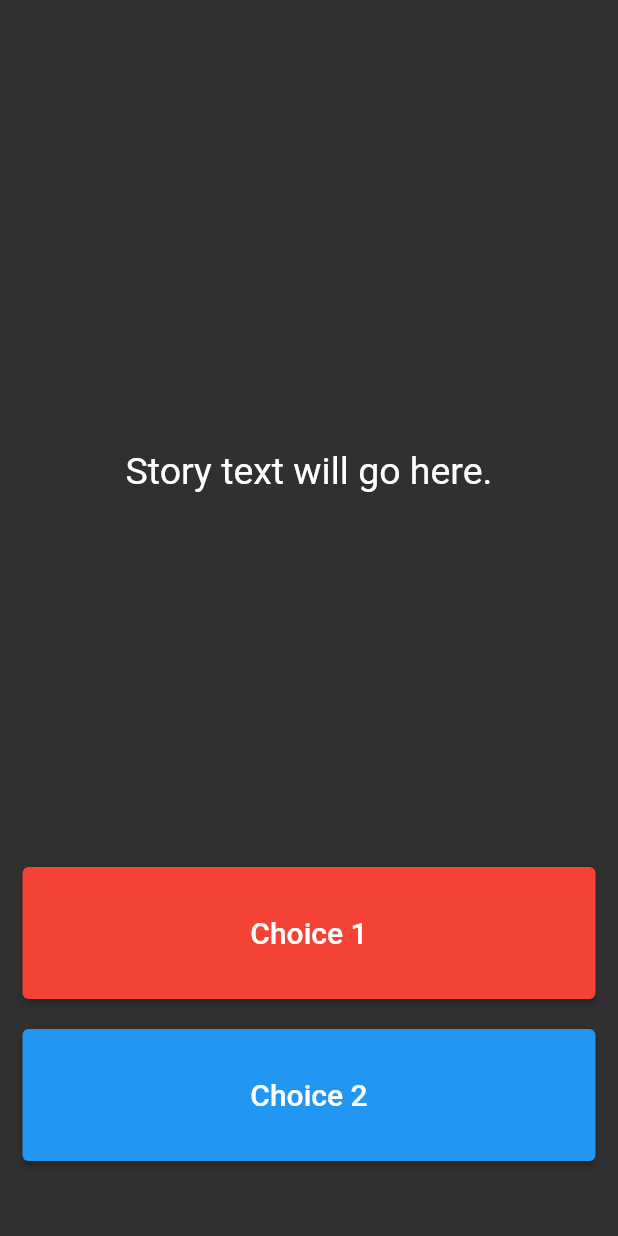
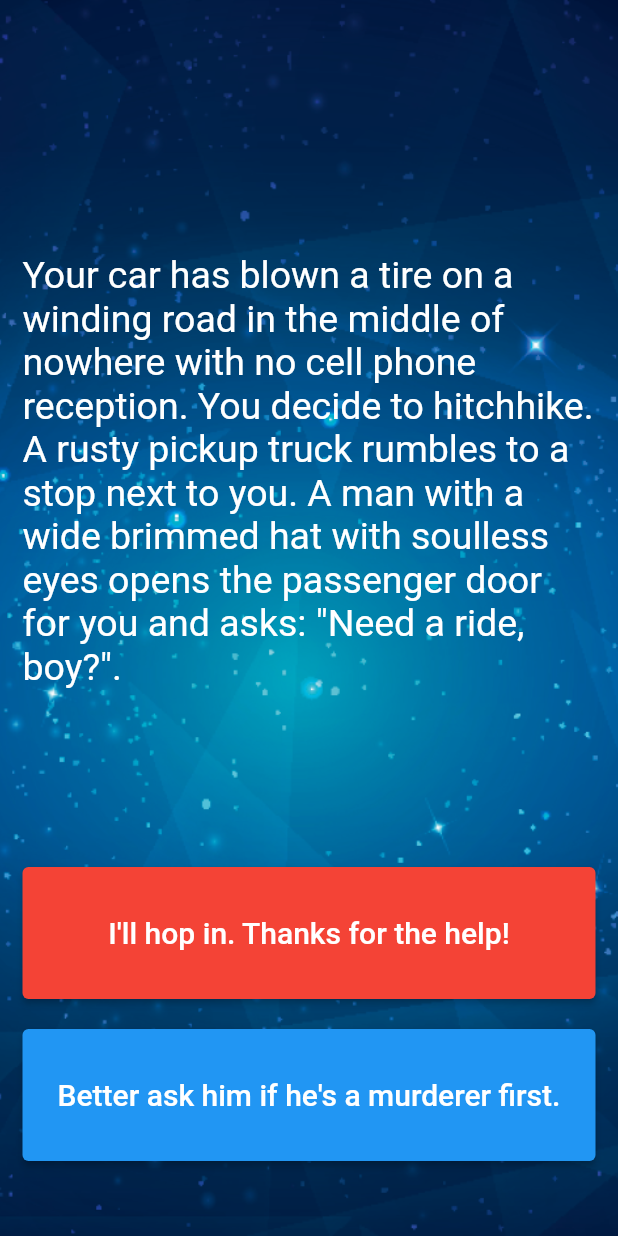
Before and after one commit to rawnakchourasia/destini_challenge, a Flutter app: the screen it shows after launch, on a phone screen of 412 x 824 dp. Run offline on Flutter 3.47's test engine with Material 2 defaults, Android fonts, the phone set to English and light mode, and no system bars.

```diff
--- a/lib/main.dart
+++ b/lib/main.dart
@@ -1,6 +1,5 @@
+import 'package:destini_challenge/story_brain.dart';
 import 'package:flutter/material.dart';
-
-//TODO: Step 15 - Run the app and see if you can see the screen update with the first story. Delete this TODO if it looks as you expected.
 
 void main() => runApp(const Destini());
 
@@ -16,7 +15,7 @@ class Destini extends StatelessWidget {
   }
 }
 
-//TODO: Step 9 - Create a new storyBrain object from the StoryBrain class.
+StoryBrain storyBrain = StoryBrain();
 
 class StoryPage extends StatefulWidget {
   const StoryPage({super.key});
@@ -30,20 +29,24 @@ class _StoryPageState extends State<StoryPage> {
   Widget build(BuildContext context) {
     return Scaffold(
       body: Container(
-        //TODO: Step 1 - Add background.png to this Container as a background image.
+        decoration: const BoxDecoration(
+          image: DecorationImage(
+            image: AssetImage("images/background.png"),
+            fit: BoxFit.cover,
+          ),
+        ),
         padding: const EdgeInsets.symmetric(vertical: 50.0, horizontal: 15.0),
         constraints: const BoxConstraints.expand(),
         child: SafeArea(
           child: Column(
             crossAxisAlignment: CrossAxisAlignment.stretch,
             children: <Widget>[
-              const Expanded(
+              Expanded(
                 flex: 12,
                 child: Center(
                   child: Text(
-                    //TODO: Step 10 - use the storyBrain to get the first story title and display it in this Text Widget.
-                    'Story text will go here.',
-                    style: TextStyle(
+                    storyBrain.getStory(),
+                    style: const TextStyle(
                       fontSize: 25.0,
                     ),
                   ),
@@ -53,17 +56,17 @@ class _StoryPageState extends State<StoryPage> {
                 flex: 2,
                 child: ElevatedButton(
                   onPressed: () {
-                    //Choice 1 made by user.
-                    //TODO: Step 18 - Call the nextStory() method from storyBrain and pass the number 1 as the choice made by the user.
+                    setState(() {
+                      storyBrain.nextStory(choiceNumber: 1);
+                    });
                   },
                   style: ElevatedButton.styleFrom(
                     foregroundColor: Colors.white,
                     backgroundColor: Colors.red, // foreground
                   ),
-                  child: const Text(
-                    //TODO: Step 13 - Use the storyBrain to get the text for choice 1.
-                    'Choice 1',
-                    style: TextStyle(
+                  child: Text(
+                    storyBrain.getChoice1(),
+                    style: const TextStyle(
                       fontSize: 20.0,
                     ),
                   ),
@@ -72,24 +75,26 @@ class _StoryPageState extends State<StoryPage> {
               const SizedBox(
                 height: 20.0,
               ),
-              Expanded(
+              Visibility(
+                visible: storyBrain.buttonShouldBeVisible(),
+                child: Expanded(
                   flex: 2,
-                //TODO: Step 26 - Use a Flutter Visibility Widget to wrap this FlatButton.
-                //TODO: Step 28 - Set the "visible" property of the Visibility Widget to equal the output from the buttonShouldBeVisible() method in the storyBrain.
                   child: ElevatedButton(
                     onPressed: () {
                       //Choice 2 made by user.
-                    //TODO: Step 19 - Call the nextStory() method from storyBrain and pass the number 2 as the choice made by the user.
+                      setState(() {
+                        storyBrain.nextStory(choiceNumber: 2);
+                      });
                     },
                     style: ElevatedButton.styleFrom(
                       foregroundColor: Colors.white,
                       backgroundColor: Colors.blue, // foreground
                     ),
-                  child: const Text(
-                    //TODO: Step 14 - Use the storyBrain to get the text for choice 2.
-                    'Choice 2',
-                    style: TextStyle(
+                    child: Text(
+                      storyBrain.getChoice2(),
+                      style: const TextStyle(
                         fontSize: 20.0,
+                      ),
                     ),
                   ),
                 ),
@@ -102,6 +107,4 @@ class _StoryPageState extends State<StoryPage> {
   }
 }
 
-//TODO: Step 24 - Run the app and try to figure out what code you need to add to this file to make the story change when you press on the choice buttons.
-
 //TODO: Step 29 - Run the app and test it against the Story Outline to make sure you've completed all the steps. The code for the completed app can be found here: https://github.com/londonappbrewery/destini-challenge-completed/
```
Also changed, not shown: lib/story.dart (+11 -3 lines), lib/story_brain.dart (+84 -49 lines). Lines whose indentation alone changed are shown as unchanged.
